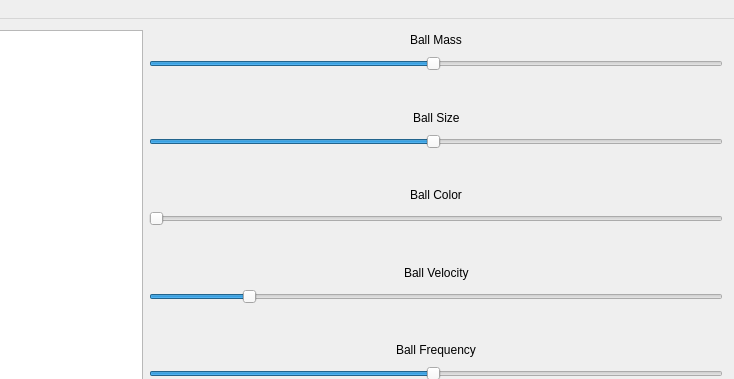
Old version of the form MainWindowForm.ui in the repository haydenm2/ball_fountain; both pictures show x 442 to 1176 and y 0 to 379 of the 1176 by 628 pixel window.
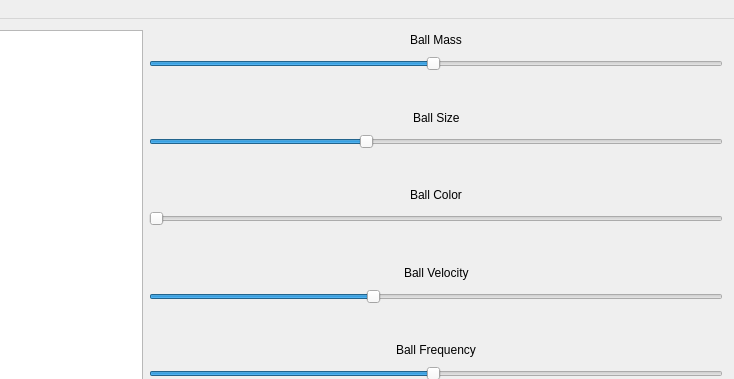
New version of the form. Custom widgets are drawn as their Qt base class.

Commit message: ball color slider functional, temporary set to control red channel

```diff
--- a/MainWindowForm.ui
+++ b/MainWindowForm.ui
@@ -177,13 +177,13 @@
       <item>
        <widget class="QSlider" name="horizontalSlider_BallSize">
         <property name="minimum">
-         <number>1</number>
+         <number>20</number>
         </property>
         <property name="maximum">
          <number>100</number>
         </property>
         <property name="pageStep">
-         <number>1</number>
+         <number>10</number>
         </property>
         <property name="value">
          <number>50</number>
@@ -309,10 +309,10 @@
          <number>1</number>
         </property>
         <property name="maximum">
-         <number>25</number>
+         <number>50</number>
         </property>
         <property name="value">
-         <number>5</number>
+         <number>20</number>
         </property>
         <property name="orientation">
          <enum>Qt::Horizontal</enum>
```
The commit also changes 4 other files.
